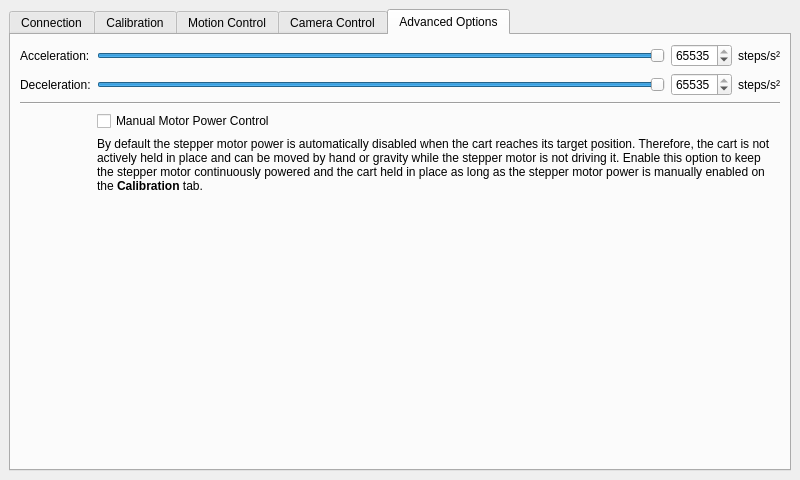
First picture: the form in control/src/ui/mainwindow.ui, repository Tinkerforge/camera-slider, before the edit.
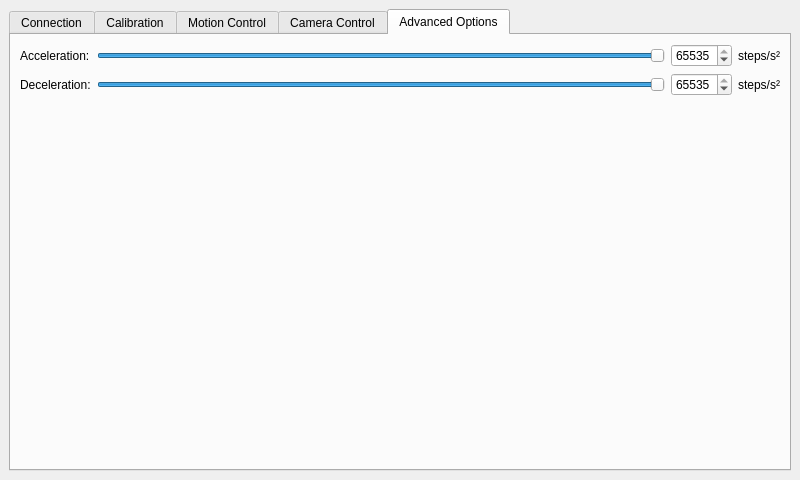
Second picture: the form after the edit. The open tabs and pages were chosen to show the change.

Commit message:
control: Merge power control checkboxes into one
This simplifies the logic. Either the motor power is controlled
automatically or it is continuously enabled. There is no third state
anymore when automatic control is disabled and the power is disabled.

The edit to the form file:
```diff
--- a/control/src/ui/mainwindow.ui
+++ b/control/src/ui/mainwindow.ui
@@ -549,30 +549,6 @@
             </item>
            </layout>
           </item>
-          <item row="3" column="1" colspan="2">
-           <widget class="QCheckBox" name="check_manual_motor_power_control">
-            <property name="text">
-             <string>Manual Motor Power Control</string>
-            </property>
-           </widget>
-          </item>
-          <item row="4" column="1" colspan="2">
-           <widget class="QLabel" name="label_manual_motor_power_control_help">
-            <property name="text">
-             <string>By default the stepper motor power is automatically disabled when the cart reaches its target position. Therefore, the cart is not actively held in place and can be moved by hand or gravity while the stepper motor is not driving it. Enable this option to keep the stepper motor continuously powered and the cart held in place as long as the stepper motor power is manually enabled on the &lt;b&gt;Calibration&lt;/b&gt; tab.</string>
-            </property>
-            <property name="wordWrap">
-             <bool>true</bool>
-            </property>
-           </widget>
-          </item>
-          <item row="2" column="0" colspan="3">
-           <widget class="Line" name="line">
-            <property name="orientation">
-             <enum>Qt::Horizontal</enum>
-            </property>
-           </widget>
-          </item>
           <item row="0" column="1">
            <widget class="QSlider" name="slider_acceleration">
             <property name="minimum">
```
Left out of the diff: 22 changed lines with no effect on the pictures. The commit also changes 1 other file.
